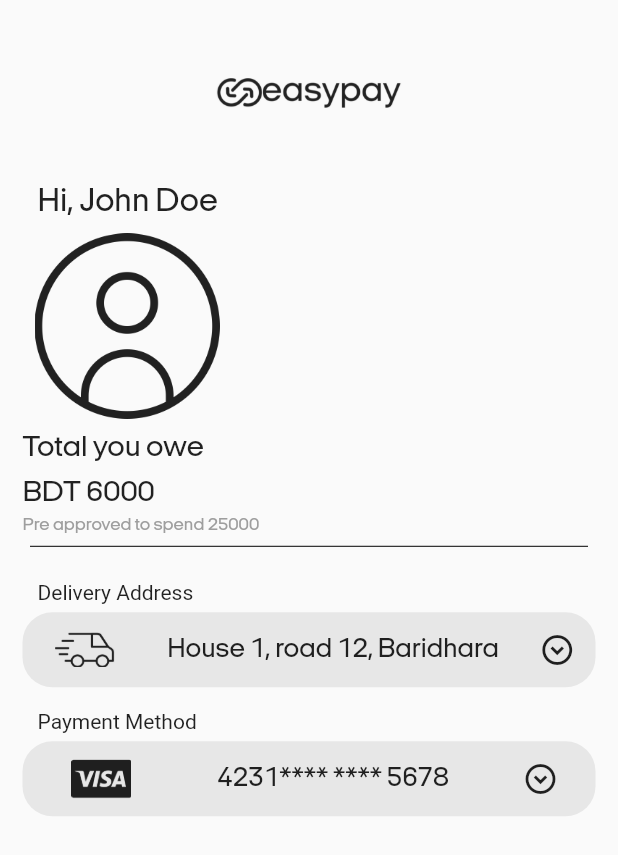
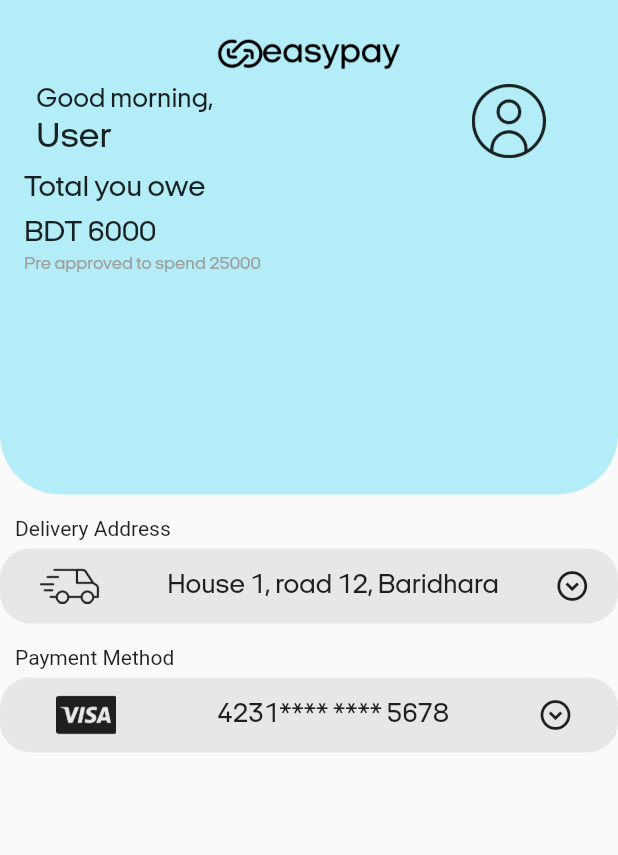
Before and after one commit to tahmid56/easypay, a Flutter app: the SettingsPage widget shown alone on an empty page, opened directly, on a phone screen of 412 x 824 dp. Shown: the top 855 px of the screen. Run offline on Flutter 3.47's test engine with Material 2 defaults, Android fonts, the phone set to English and light mode, and no system bars; our stand-ins replace dio, file_picker, flutter_riverpod, go_router, shared_preferences; accounts and stored records are empty; network calls fail; Roboto replaces fonts that are missing (ip2).

Commit message:
settings page half done & home api yet to be integrated

```diff
--- a/lib/screens/home_screen.dart
+++ b/lib/screens/home_screen.dart
@@ -136,7 +136,9 @@
                 ),
                 BottomNavigationBarItem(
                   icon: const ImageIcon(
-                      AssetImage("assets/icons/profileIcon.png")),
+                    AssetImage("assets/icons/easypayLogo.png"),
+                    size: 36,
+                  ),
                   label: "My Easypay",
                   // activeIcon: Column(
                   //   children: [
--- a/lib/screens/settings_page.dart
+++ b/lib/screens/settings_page.dart
@@ -6,58 +6,93 @@
 
   @override
   Widget build(BuildContext context) {
-    return Padding(
-      padding: const EdgeInsets.symmetric(horizontal: 15),
+    return SafeArea(
       child: Column(
         crossAxisAlignment: CrossAxisAlignment.start,
         children: [
-          Align(
+          Container(
+            height: MediaQuery.of(context).size.height * 0.4,
+            decoration: const BoxDecoration(
+              color: Color(0xffB3EDF7),
+              borderRadius: BorderRadius.only(
+                  bottomLeft: Radius.circular(40),
+                  bottomRight: Radius.circular(40)),
+            ),
+            child: Padding(
+              padding: const EdgeInsets.all(16.0),
+              child: Column(
+                crossAxisAlignment: CrossAxisAlignment.start,
+                children: [
+                  const SizedBox(
+                    height: 10,
+                  ),
+                  const Align(
                     alignment: Alignment.center,
-            child: SizedBox(
-              height: MediaQuery.of(context).size.height * 0.15,
-              child: const FittedBox(
-                fit: BoxFit.fitHeight,
-                child: ImageIcon(
-                  AssetImage(
-                    "assets/images/logo4.png",
-                  ),
-                ),
-              ),
-            ),
-          ),
-          const Padding(
-            padding: EdgeInsets.symmetric(horizontal: 10.0),
-            child: Text(
-              "Hi, John Doe",
-              style:
-                  TextStyle(fontFamily: CustomTheme.fontFamily, fontSize: 22),
+                    child: Image(
+                      image: AssetImage("assets/images/logo4.png"),
+                      height: 20,
+                      color: Colors.black,
                     ),
                   ),
                   const SizedBox(
                     height: 10,
                   ),
                   Padding(
-            padding: const EdgeInsets.symmetric(horizontal: 8.0),
+                    padding: const EdgeInsets.symmetric(horizontal: 8),
+                    child: Row(
+                      mainAxisAlignment: MainAxisAlignment.spaceBetween,
+                      children: [
+                        const Column(
+                          crossAxisAlignment: CrossAxisAlignment.start,
+                          children: [
+                            Text(
+                              "Good morning,",
+                              style: TextStyle(
+                                fontSize: 18,
+                                fontFamily: CustomTheme.fontFamily,
+                              ),
+                            ),
+                            SizedBox(
+                              height: 5,
+                            ),
+                            Text(
+                              "User",
+                              style: TextStyle(
+                                fontSize: 24,
+                                fontFamily: CustomTheme.fontFamily,
+                              ),
+                            ),
+                          ],
+                        ),
+                        Padding(
+                          padding: const EdgeInsets.only(right: 24),
                           child: SizedBox(
-                height: MediaQuery.of(context).size.height * 0.15,
+                            height: MediaQuery.of(context).size.height * 0.06,
                             child: const FittedBox(
                               fit: BoxFit.cover,
-                  child: ImageIcon(AssetImage("assets/images/profileLogo.png")),
-                )),
+                              child: ImageIcon(
+                                  AssetImage("assets/images/profileLogo.png")),
+                            ),
+                          ),
+                        ),
+                      ],
+                    ),
                   ),
                   const SizedBox(
                     height: 10,
                   ),
                   const Text(
                     "Total you owe",
-            style: TextStyle(fontFamily: CustomTheme.fontFamily, fontSize: 20),
+                    style: TextStyle(
+                        fontFamily: CustomTheme.fontFamily, fontSize: 20),
                   ),
                   const SizedBox(
                     height: 10,
                   ),
                   const Text(
                     "BDT 6000",
-            style: TextStyle(fontFamily: CustomTheme.fontFamily, fontSize: 20),
+                    style: TextStyle(
+                        fontFamily: CustomTheme.fontFamily, fontSize: 20),
                   ),
                   const SizedBox(
                     height: 5,
@@ -69,10 +104,8 @@
                         fontSize: 12,
                         color: Colors.grey),
                   ),
-          const Padding(
-            padding: EdgeInsets.symmetric(horizontal: 5),
-            child: Divider(
-              color: Colors.black,
+                ],
+              ),
             ),
           ),
           const SizedBox(
--- a/lib/screens/shops_page.dart
+++ b/lib/screens/shops_page.dart
@@ -20,7 +20,7 @@
   Widget build(BuildContext context) {
     return SafeArea(
       child: Container(
-        height: MediaQuery.of(context).size.height * 0.9,
+        height: MediaQuery.of(context).size.height * 0.99,
         decoration: const BoxDecoration(
           gradient: LinearGradient(
             begin: Alignment.topLeft,
```
Lines whose indentation alone changed are shown as unchanged.
